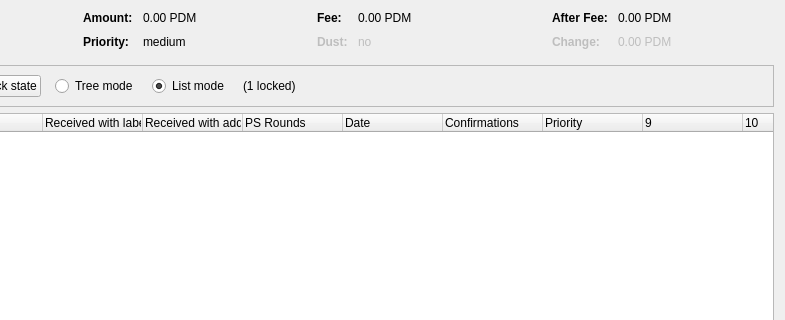
Qt form src/qt/forms/coincontroldialog.ui (ParadigmCurrency/Paradigm) before a commit; both pictures show x 169 to 954 and y 0 to 320 of the 954 by 500 pixel window.
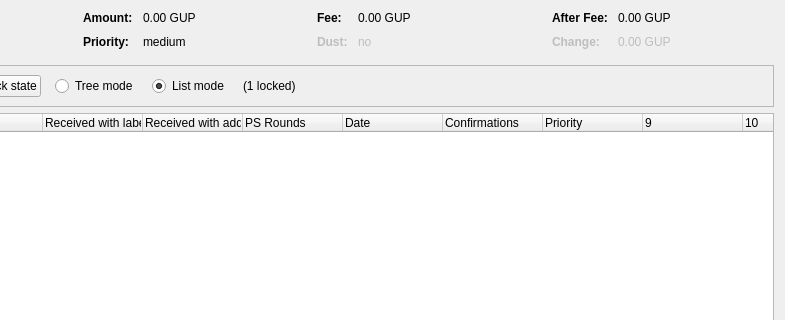
The same form after that commit. Custom widgets are drawn as their Qt base class.

What changed in the file:
```diff
--- a/src/qt/forms/coincontroldialog.ui
+++ b/src/qt/forms/coincontroldialog.ui
@@ -132,7 +132,7 @@
           <enum>Qt::ActionsContextMenu</enum>
          </property>
          <property name="text">
-          <string notr="true">0.00 PDM</string>
+          <string notr="true">0.00 GUP</string>
          </property>
          <property name="textInteractionFlags">
           <set>Qt::LinksAccessibleByMouse|Qt::TextSelectableByKeyboard|Qt::TextSelectableByMouse</set>
@@ -206,7 +206,7 @@
           <enum>Qt::ActionsContextMenu</enum>
          </property>
          <property name="text">
-          <string notr="true">0.00 PDM</string>
+          <string notr="true">0.00 GUP</string>
          </property>
          <property name="textInteractionFlags">
           <set>Qt::LinksAccessibleByMouse|Qt::TextSelectableByKeyboard|Qt::TextSelectableByMouse</set>
@@ -286,7 +286,7 @@
           <enum>Qt::ActionsContextMenu</enum>
          </property>
          <property name="text">
-          <string notr="true">0.00 PDM</string>
+          <string notr="true">0.00 GUP</string>
          </property>
          <property name="textInteractionFlags">
           <set>Qt::LinksAccessibleByMouse|Qt::TextSelectableByKeyboard|Qt::TextSelectableByMouse</set>
@@ -321,7 +321,7 @@
           <enum>Qt::ActionsContextMenu</enum>
          </property>
          <property name="text">
-          <string notr="true">0.00 PDM</string>
+          <string notr="true">0.00 GUP</string>
          </property>
          <property name="textInteractionFlags">
           <set>Qt::LinksAccessibleByMouse|Qt::TextSelectableByKeyboard|Qt::TextSelectableByMouse</set>
```
